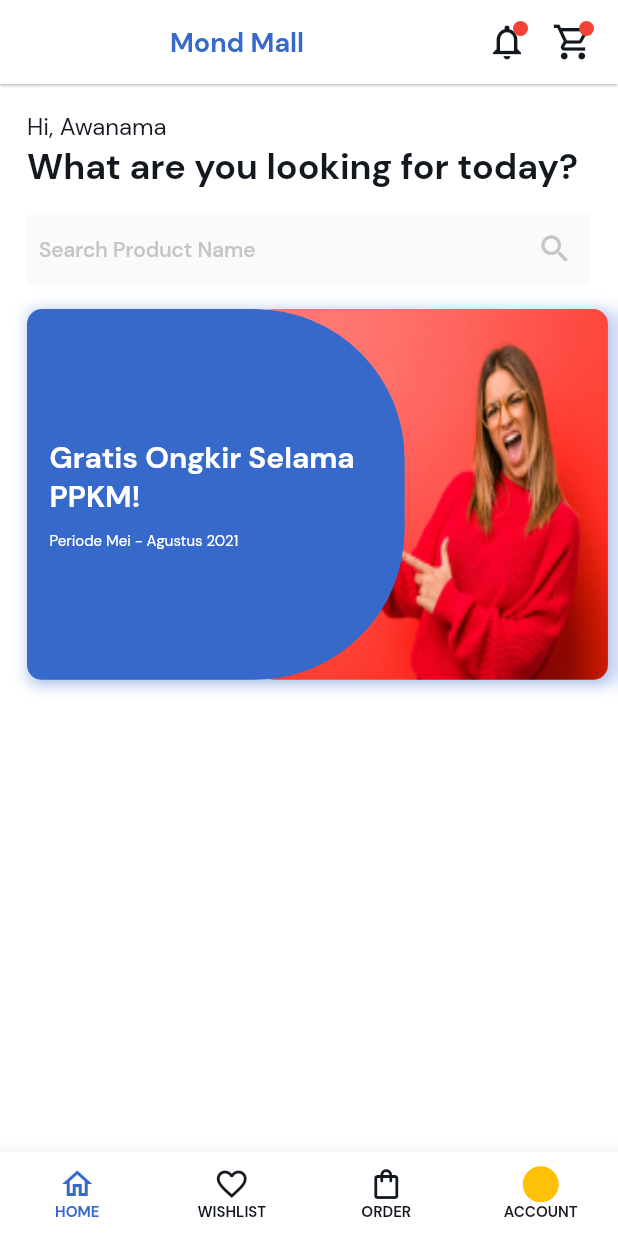
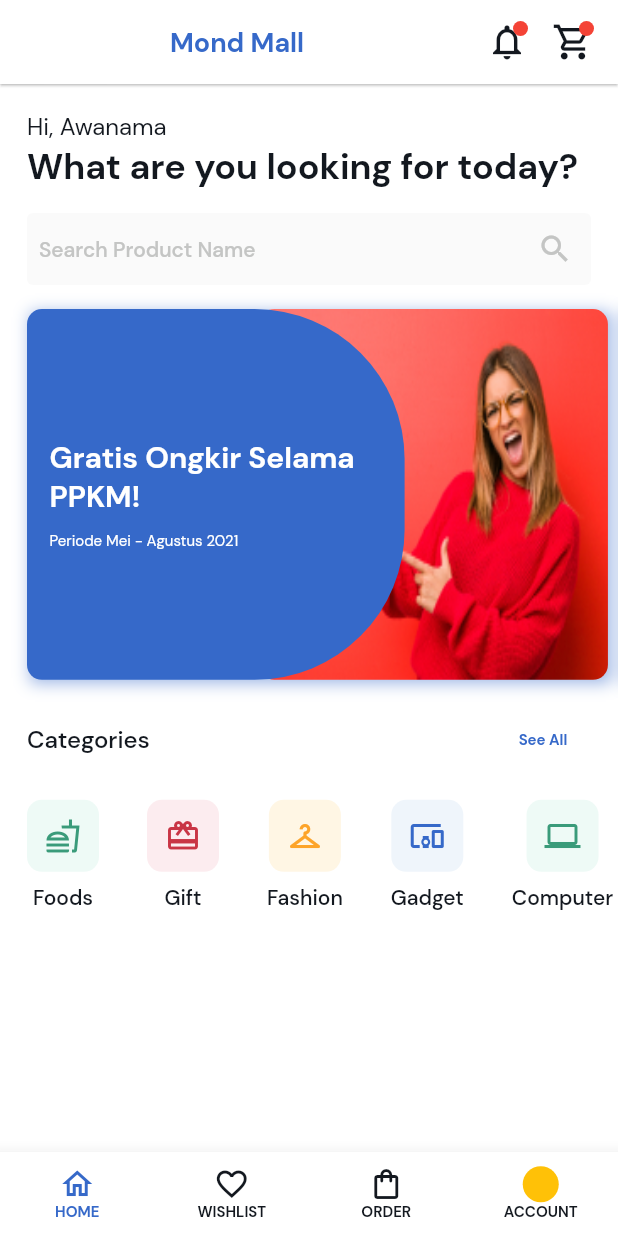
Before and after one commit to Catyousha/studi-independent-journey, a Flutter app: the screen it shows after launch, on a phone screen of 412 x 824 dp. Run offline on Flutter 3.47's test engine with Material 2 defaults, Android fonts, the phone set to English and light mode, and no system bars.

Commit message:
add categories section

```diff
--- a/FlutterApp/jaka_app/lib/RE_tugas02_mond_mall/styles/colors.dart
+++ b/FlutterApp/jaka_app/lib/RE_tugas02_mond_mall/styles/colors.dart
@@ -1,12 +1,13 @@
 import 'package:flutter/material.dart';
 
 const mondPriBlueOcean = Color(0xFF3669C9);
-const mondPriOrangFresh = Color(0xFFFDA429);
+const mondPriOrangeFresh = Color(0xFFFDA429);
 const mondPriNavyBlack = Color(0xFF13181F);
 const mondPriPureWhite = Color(0xFFFFFFFF);
 
 const mondSecEarthGreen = Color(0xFF3A9B7A);
 const mondSecRedVelvet = Color(0xFFC93545);
+const mondSecLightYellow = Color(0xFFFFF6E4);
 const mondSecDarkGrey = Color(0xFF838589);
 const mondSecHalfGrey = Color(0xFFC4C5C4);
 const mondSecSoftGrey = Color(0xFFEDEDED);
--- a/FlutterApp/jaka_app/lib/RE_tugas02_mond_mall/styles/mond_text_styles.dart
+++ b/FlutterApp/jaka_app/lib/RE_tugas02_mond_mall/styles/mond_text_styles.dart
@@ -7,7 +7,7 @@ class MondTextStyles {
 
   TextStyle get blueHeadline4Text {
     return Theme.of(context).textTheme.headline4!.copyWith(
-          color: Theme.of(context).colorScheme.primary,
+          color: mondPriBlueOcean,
         );
   }
 
@@ -29,6 +29,13 @@ class MondTextStyles {
         );
   }
 
+  TextStyle get blueBoldBody2Text {
+    return Theme.of(context).textTheme.bodyText2!.copyWith(
+          color: mondPriBlueOcean,
+          fontWeight: FontWeight.bold,
+        );
+  }
+
   TextStyle get whiteBody2Text {
     return Theme.of(context).textTheme.bodyText2!.copyWith(
           color: mondPriPureWhite,
--- a/FlutterApp/jaka_app/lib/RE_tugas02_mond_mall/views/main_page/mond_main_body.dart
+++ b/FlutterApp/jaka_app/lib/RE_tugas02_mond_mall/views/main_page/mond_main_body.dart
@@ -2,6 +2,7 @@ import 'package:flutter/material.dart';
 import './sections/greetings_text.dart';
 import './sections/product_search_bar.dart';
 import './sections/promotion_carousel.dart';
+import './sections/categories_carousel.dart';
 
 class MondMainBody extends StatelessWidget {
   const MondMainBody({Key? key}) : super(key: key);
@@ -20,6 +21,8 @@ class MondMainBody extends StatelessWidget {
             ProductSearchBar(),
             SizedBox(height: gapY),
             PromotionCarousel(),
+            SizedBox(height: gapY),
+            CategoriesCarousel(),
           ],
         ),
       ),
--- /dev/null
+++ b/FlutterApp/jaka_app/lib/RE_tugas02_mond_mall/views/main_page/sections/categories_carousel.dart
@@ -0,0 +1,71 @@
+import 'package:flutter/material.dart';
+import '../../../styles/colors.dart';
+import '../../../widgets/head_section_text.dart';
+import '../../../widgets/carousel_scroller.dart';
+import '../../../widgets/categories_item.dart';
+
+class CategoriesCarousel extends StatelessWidget {
+  const CategoriesCarousel({Key? key}) : super(key: key);
+
+  @override
+  Widget build(BuildContext context) {
+    double gapYHeadToItems = 16.0;
+    double gapXItems = 32.0;
+    return Column(
+      crossAxisAlignment: CrossAxisAlignment.start,
+      children: <Widget>[
+        HeadSectionText(
+          sectionName: "Categories",
+        ),
+        SizedBox(height: gapYHeadToItems),
+        CarouselScroller(
+          child: Row(
+            children: <Widget>[
+              CategoriesItem(
+                iconColor: mondSecEarthGreen,
+                boxColor: mondLabOffGreen,
+                icon: Icons.fastfood_outlined,
+                name: "Foods",
+              ),
+              SizedBox(width: gapXItems),
+              CategoriesItem(
+                iconColor: mondSecRedVelvet,
+                boxColor: mondLabOffRed,
+                icon: Icons.card_giftcard_outlined,
+                name: "Gift",
+              ),
+              SizedBox(width: gapXItems),
+              CategoriesItem(
+                iconColor: mondPriOrangeFresh,
+                boxColor: mondSecLightYellow,
+                icon: Icons.checkroom_outlined,
+                name: "Fashion",
+              ),
+              SizedBox(width: gapXItems),
+              CategoriesItem(
+                iconColor: mondPriBlueOcean,
+                boxColor: mondLabOffBlue,
+                icon: Icons.devices_other_outlined,
+                name: "Gadget",
+              ),
+              SizedBox(width: gapXItems),
+              CategoriesItem(
+                iconColor: mondSecEarthGreen,
+                boxColor: mondLabOffGreen,
+                icon: Icons.computer_outlined,
+                name: "Computer",
+              ),
+              SizedBox(width: gapXItems),
+              CategoriesItem(
+                iconColor: mondSecRedVelvet,
+                boxColor: mondLabOffRed,
+                icon: Icons.auto_awesome_outlined,
+                name: "Souvenir",
+              ),
+            ],
+          ),
+        ),
+      ],
+    );
+  }
+}
--- /dev/null
+++ b/FlutterApp/jaka_app/lib/RE_tugas02_mond_mall/widgets/categories_item.dart
@@ -0,0 +1,42 @@
+import 'package:flutter/material.dart';
+
+class CategoriesItem extends StatelessWidget {
+  const CategoriesItem({
+    Key? key,
+    required this.iconColor,
+    required this.boxColor,
+    required this.icon,
+    required this.name,
+  }) : super(key: key);
+
+  final Color iconColor;
+  final Color boxColor;
+  final IconData icon;
+  final String name;
+
+  @override
+  Widget build(BuildContext context) {
+    double gapY = 8.0;
+    return Column(
+      children: <Widget>[
+        Container(
+          padding: EdgeInsets.all(12),
+          decoration: BoxDecoration(
+            color: boxColor,
+            borderRadius: BorderRadius.circular(10),
+          ),
+          child: Icon(
+            icon,
+            size: 24,
+            color: iconColor,
+          ),
+        ),
+        SizedBox(height: gapY),
+        Text(
+          name,
+          style: Theme.of(context).textTheme.headline6,
+        ),
+      ],
+    );
+  }
+}
--- /dev/null
+++ b/FlutterApp/jaka_app/lib/RE_tugas02_mond_mall/widgets/head_section_text.dart
@@ -0,0 +1,34 @@
+import 'package:flutter/material.dart';
+import '../styles/mond_text_styles.dart';
+
+class HeadSectionText extends StatelessWidget {
+  const HeadSectionText({
+    Key? key,
+    required this.sectionName,
+    this.optionText = "See All",
+  }) : super(key: key);
+
+  final String sectionName;
+  final String optionText;
+
+  @override
+  Widget build(BuildContext context) {
+    MondTextStyles _mondTextStyles = MondTextStyles(context: context);
+    return Row(
+      mainAxisAlignment: MainAxisAlignment.spaceBetween,
+      children: <Widget>[
+        Text(
+          sectionName,
+          style: Theme.of(context).textTheme.headline5,
+        ),
+        TextButton(
+          onPressed: () {},
+          child: Text(
+            optionText,
+            style: _mondTextStyles.blueBoldBody2Text,
+          ),
+        )
+      ],
+    );
+  }
+}
```
